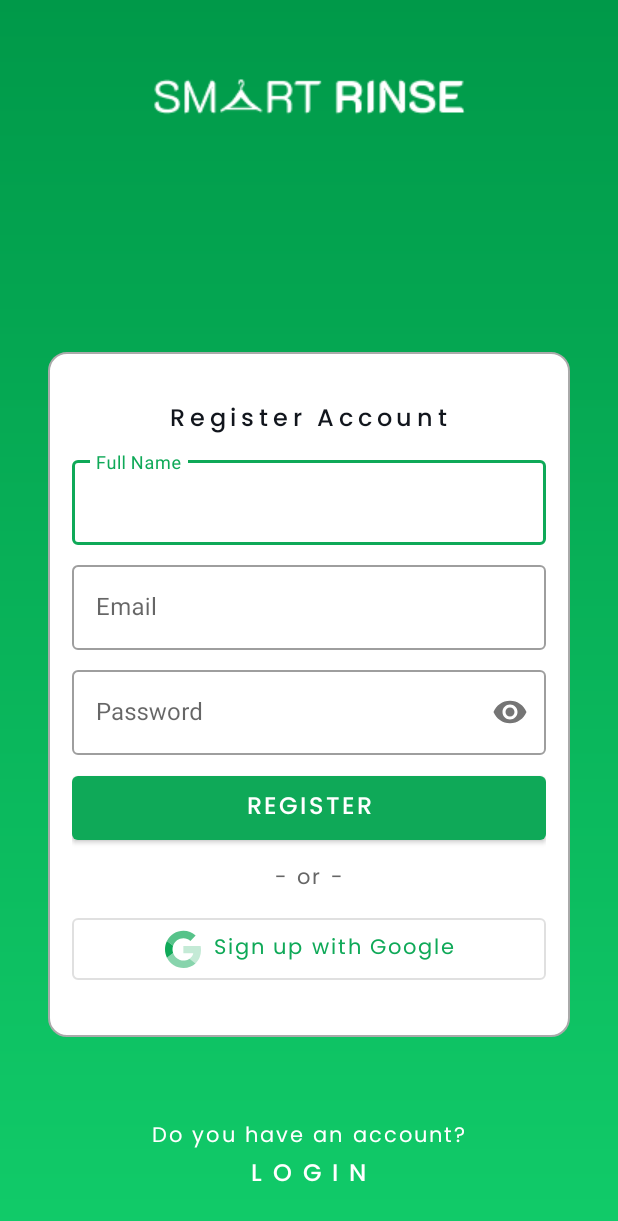
After one commit to smart-rinse/smart-rinse-app, an Android app: the RegisterActivity screen opened directly, with no data from a screen before it, on a phone screen of 412 x 824 dp. The commit adds this screen. Shown: the top 1221 px of the screen. Run offline under Robolectric (Android 15) with nearby library versions, the phone set to English and light mode, and no system bars.

Commit message:
add register layout

```diff
--- a/app/src/main/AndroidManifest.xml
+++ b/app/src/main/AndroidManifest.xml
@@ -12,6 +12,13 @@
         android:supportsRtl="true"
         android:theme="@style/Theme.SmartRinse"
         tools:targetApi="31">
+        <activity
+            android:name=".ui.register.RegisterActivity"
+            android:exported="false">
+            <meta-data
+                android:name="android.app.lib_name"
+                android:value="" />
+        </activity>
         <activity
             android:name=".ui.login.LoginActivity"
             android:exported="false">
--- a/app/src/main/java/labs/nusantara/smartrinse/ui/login/LoginActivity.kt
+++ b/app/src/main/java/labs/nusantara/smartrinse/ui/login/LoginActivity.kt
@@ -1,10 +1,14 @@
 package labs.nusantara.smartrinse.ui.login
 
+import android.content.Intent
 import androidx.appcompat.app.AppCompatActivity
 import android.os.Bundle
+import android.view.View
+import android.view.View.OnClickListener
 import labs.nusantara.smartrinse.databinding.ActivityLoginBinding
+import labs.nusantara.smartrinse.ui.register.RegisterActivity
 
-class LoginActivity : AppCompatActivity() {
+class LoginActivity : AppCompatActivity(), OnClickListener {
 
     private lateinit var binding : ActivityLoginBinding
 
@@ -15,6 +19,16 @@ class LoginActivity : AppCompatActivity() {
 
         supportActionBar?.hide()
 
+        binding.labelRegister.setOnClickListener(this)
+    }
 
+    override fun onClick(v: View) {
+        when(v.id) {
+            binding.labelRegister.id -> {
+                val intent = Intent(this, RegisterActivity::class.java)
+                startActivity(intent)
+                finish()
+            }
+        }
     }
 }
--- /dev/null
+++ b/app/src/main/java/labs/nusantara/smartrinse/ui/register/RegisterActivity.kt
@@ -0,0 +1,34 @@
+package labs.nusantara.smartrinse.ui.register
+
+import android.content.Intent
+import androidx.appcompat.app.AppCompatActivity
+import android.os.Bundle
+import android.view.View
+import android.view.View.OnClickListener
+import labs.nusantara.smartrinse.databinding.ActivityRegisterBinding
+import labs.nusantara.smartrinse.ui.login.LoginActivity
+
+class RegisterActivity : AppCompatActivity(), OnClickListener {
+
+    private lateinit var binding : ActivityRegisterBinding
+
+    override fun onCreate(savedInstanceState: Bundle?) {
+        super.onCreate(savedInstanceState)
+        binding = ActivityRegisterBinding.inflate(layoutInflater)
+        setContentView(binding.root)
+
+        supportActionBar?.hide()
+
+        binding.labelLogin.setOnClickListener(this)
+    }
+
+    override fun onClick(v: View) {
+        when(v.id) {
+            binding.labelLogin.id -> {
+                val intent = Intent(this, LoginActivity::class.java)
+                startActivity(intent)
+                finish()
+            }
+        }
+    }
+}
--- /dev/null
+++ b/app/src/main/res/layout/activity_register.xml
@@ -0,0 +1,167 @@
+<?xml version="1.0" encoding="utf-8"?>
+<androidx.constraintlayout.widget.ConstraintLayout xmlns:android="http://schemas.android.com/apk/res/android"
+    xmlns:app="http://schemas.android.com/apk/res-auto"
+    xmlns:tools="http://schemas.android.com/tools"
+    android:layout_width="match_parent"
+    android:layout_height="match_parent"
+    android:background="@drawable/background_linear"
+    tools:context=".ui.register.RegisterActivity">
+
+    <ImageView
+        android:id="@+id/imageApp"
+        android:layout_width="wrap_content"
+        android:layout_height="wrap_content"
+        android:layout_marginTop="48dp"
+        android:contentDescription="@string/sr_logo_text"
+        android:src="@drawable/app_name_white"
+        app:layout_constraintEnd_toEndOf="parent"
+        app:layout_constraintStart_toStartOf="parent"
+        app:layout_constraintTop_toTopOf="parent"
+        tools:srcCompat="@tools:sample/avatars" />
+
+
+    <androidx.appcompat.widget.LinearLayoutCompat
+        android:id="@+id/login_layout_area"
+        android:layout_width="0dp"
+        android:layout_height="wrap_content"
+        android:layout_marginStart="32dp"
+        android:layout_marginTop="24dp"
+        android:layout_marginEnd="32dp"
+        android:background="@drawable/background_rounded"
+        android:orientation="vertical"
+        android:paddingVertical="@dimen/size_32dp"
+        android:paddingHorizontal="@dimen/size_16dp"
+        app:layout_constraintBottom_toBottomOf="parent"
+        app:layout_constraintEnd_toEndOf="parent"
+        app:layout_constraintStart_toStartOf="parent"
+        app:layout_constraintTop_toBottomOf="@id/imageApp">
+
+        <TextView
+            android:layout_width="wrap_content"
+            android:layout_height="wrap_content"
+            android:layout_gravity="center_horizontal"
+            android:layout_marginBottom="@dimen/size_8dp"
+            android:fontFamily="@font/poppins_medium"
+            android:letterSpacing="0.2"
+            android:text="@string/register_account"
+            android:textColor="@color/sr_main_black"
+            android:textSize="@dimen/text_size_16sp" />
+
+        <com.google.android.material.textfield.TextInputLayout
+            android:id="@+id/edt_name_layout"
+            style="@style/Widget.MaterialComponents.TextInputLayout.OutlinedBox"
+            android:layout_width="match_parent"
+            android:layout_height="wrap_content"
+            android:layout_marginBottom="@dimen/size_8dp"
+            android:hint="@string/full_name"
+            app:boxBackgroundColor="@color/white">
+
+            <com.google.android.material.textfield.TextInputEditText
+                android:id="@+id/edt_name"
+                android:layout_width="match_parent"
+                android:layout_height="wrap_content"
+                android:inputType="textPersonName" />
+
+        </com.google.android.material.textfield.TextInputLayout>
+
+        <com.google.android.material.textfield.TextInputLayout
+            android:id="@+id/edt_email_layout"
+            style="@style/Widget.MaterialComponents.TextInputLayout.OutlinedBox"
+            android:layout_width="match_parent"
+            android:layout_height="wrap_content"
+            android:layout_marginBottom="@dimen/size_8dp"
+            android:hint="@string/email"
+            app:boxBackgroundColor="@color/white">
+
+            <com.google.android.material.textfield.TextInputEditText
+                android:id="@+id/edt_email"
+                android:layout_width="match_parent"
+                android:layout_height="wrap_content"
+                android:inputType="textEmailAddress" />
+
+        </com.google.android.material.textfield.TextInputLayout>
+
+        <com.google.android.material.textfield.TextInputLayout
+            android:id="@+id/edt_password_layout"
+            style="@style/Widget.MaterialComponents.TextInputLayout.OutlinedBox"
+            android:layout_width="match_parent"
+            android:layout_height="wrap_content"
+            android:layout_marginBottom="@dimen/size_8dp"
+            android:hint="@string/password"
+            app:boxBackgroundColor="@color/white"
+            app:passwordToggleEnabled="true">
+
+            <com.google.android.material.textfield.TextInputEditText
+                android:id="@+id/edt_password"
+                android:layout_width="match_parent"
+                android:layout_height="wrap_content"
+
+                android:inputType="textPassword" />
+
+        </com.google.android.material.textfield.TextInputLayout>
+
+        <com.google.android.material.button.MaterialButton
+            android:id="@+id/btn_register"
+            android:layout_width="match_parent"
+            android:layout_height="wrap_content"
+            android:layout_marginBottom="@dimen/size_8dp"
+            android:fontFamily="@font/poppins_medium"
+            android:paddingVertical="@dimen/size_8dp"
+            android:text="@string/register"
+            android:textColor="@color/white"
+            android:textSize="@dimen/text_size_16sp" />
+
+        <TextView
+            android:id="@+id/label_or"
+            android:layout_width="wrap_content"
+            android:layout_height="wrap_content"
+            android:layout_gravity="center_horizontal"
+            android:layout_marginBottom="@dimen/size_8dp"
+            android:fontFamily="@font/poppins_regular"
+            android:letterSpacing="0.1"
+            android:text="@string/or"
+            android:textColor="@color/sr_main_gray" />
+
+        <com.google.android.material.button.MaterialButton
+            style="@style/Widget.MaterialComponents.Button.OutlinedButton"
+            android:layout_width="match_parent"
+            android:layout_height="wrap_content"
+            android:fontFamily="@font/poppins_regular"
+            android:paddingVertical="@dimen/size_8dp"
+            android:text="@string/register_google"
+            android:textAllCaps="false"
+            android:textSize="@dimen/text_size_14sp"
+            app:icon="@drawable/ic_google_logo"
+            app:iconGravity="textStart"
+            app:iconPadding="8dp" />
+
+
+    </androidx.appcompat.widget.LinearLayoutCompat>
+
+    <TextView
+        android:id="@+id/label_no_account"
+        android:layout_width="wrap_content"
+        android:layout_height="wrap_content"
+        android:fontFamily="@font/poppins_regular"
+        android:letterSpacing="0.1"
+        android:text="@string/have_account"
+        android:textColor="@color/white"
+        app:layout_constraintBottom_toBottomOf="parent"
+        app:layout_constraintEnd_toEndOf="parent"
+        app:layout_constraintStart_toStartOf="parent"
+        app:layout_constraintTop_toBottomOf="@id/login_layout_area" />
+
+    <TextView
+        android:id="@+id/label_login"
+        android:layout_width="wrap_content"
+        android:layout_height="wrap_content"
+        android:fontFamily="@font/poppins_medium"
+        android:letterSpacing="0.1"
+        android:text="@string/login"
+        android:textColor="@color/white"
+        android:textSize="16sp"
+        app:layout_constraintEnd_toEndOf="parent"
+        app:layout_constraintStart_toStartOf="parent"
+        app:layout_constraintTop_toBottomOf="@id/label_no_account" />
+
+</androidx.constraintlayout.widget.ConstraintLayout>
--- a/app/src/main/res/values/strings.xml
+++ b/app/src/main/res/values/strings.xml
@@ -19,4 +19,8 @@
     <string name="register">Register</string>
     <string name="or">- or -</string>
     <string name="login_google">Sign in with Google</string>
+    <string name="register_account">Register Account</string>
+    <string name="full_name">Full Name</string>
+    <string name="register_google">Sign up with Google</string>
+    <string name="have_account">Do you have an account?</string>
 </resources>
```
